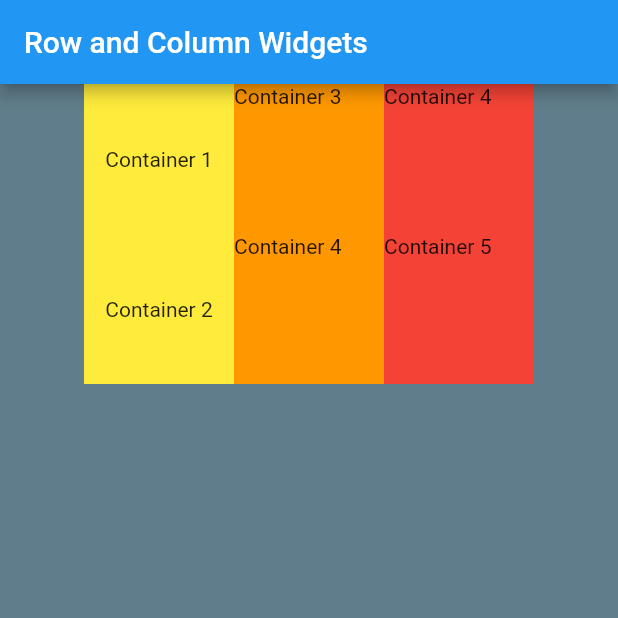
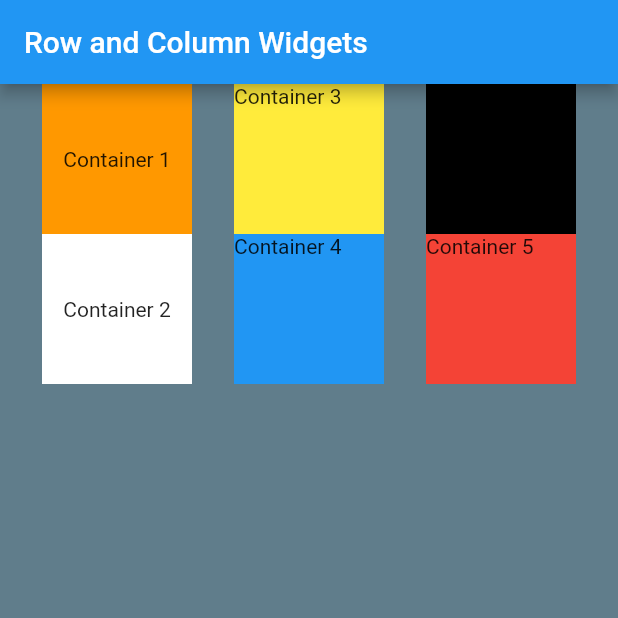
Before and after one commit to Mikemgbeck/FlutterApp01-Mbeck6, a Flutter app: the screen it shows after launch, on a phone screen of 412 x 824 dp, the top half of it. Run offline on Flutter 3.47's test engine with Material 2 defaults, Android fonts, the phone set to English and light mode, and no system bars.

Commit message:
got all the colours

```diff
--- a/assignment_01/lib/main.dart
+++ b/assignment_01/lib/main.dart
@@ -19,9 +19,9 @@ class MyApp extends StatelessWidget {
         ),
         body: Row(
           mainAxisSize: MainAxisSize.max,
-          //mainAxisAlignment: MainAxisAlignment.spaceEvenly,
+          mainAxisAlignment: MainAxisAlignment.spaceEvenly,
           //mainAxisAlignment: MainAxisAlignment.start,
-          mainAxisAlignment: MainAxisAlignment.center,
+          //mainAxisAlignment: MainAxisAlignment.center,
           //mainAxisAlignment: MainAxisAlignment.end,
           //crossAxisAlignment: CrossAxisAlignment.stretch,
           //crossAxisAlignment: CrossAxisAlignment.start,
@@ -32,7 +32,7 @@ class MyApp extends StatelessWidget {
                 Container(
                   height: 100.0,
                   width: 100.0,
-                  color: Colors.yellow,
+                  color: Colors.orange,
                   child: Center(
                     child: Text(
                       'Container 1',
@@ -42,7 +42,7 @@ class MyApp extends StatelessWidget {
                 Container(
                   height: 100.0,
                   width: 100.0,
-                  color: Colors.yellow,
+                  color: Colors.white,
                   child: Center(
                     child: Text(
                       'Container 2',
@@ -56,7 +56,7 @@ class MyApp extends StatelessWidget {
                 Container(
                   height: 100.0,
                   width: 100.0,
-                  color: Colors.orange,
+                  color: Colors.yellow,
                   child: Text(
                     'Container 3',
                   ),
@@ -64,7 +64,7 @@ class MyApp extends StatelessWidget {
                 Container(
                   height: 100.0,
                   width: 100.0,
-                  color: Colors.orange,
+                  color: Colors.blue,
                   child: Text(
                     'Container 4',
                   ),
@@ -78,7 +78,7 @@ class MyApp extends StatelessWidget {
                   //height: double.infinity,
                   width: 100.0,
                   //width: double.infinity,
-                  color: Colors.red,
+                  color: Colors.black,
                   child: Text(
                     'Container 4',
                   ),
```
